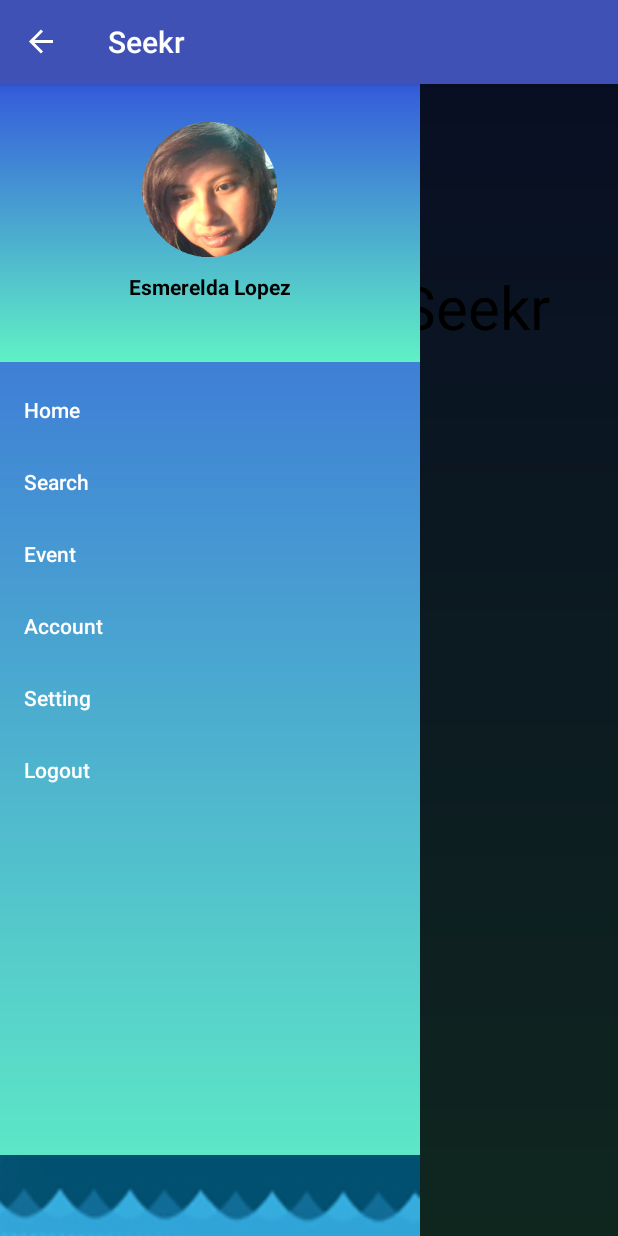
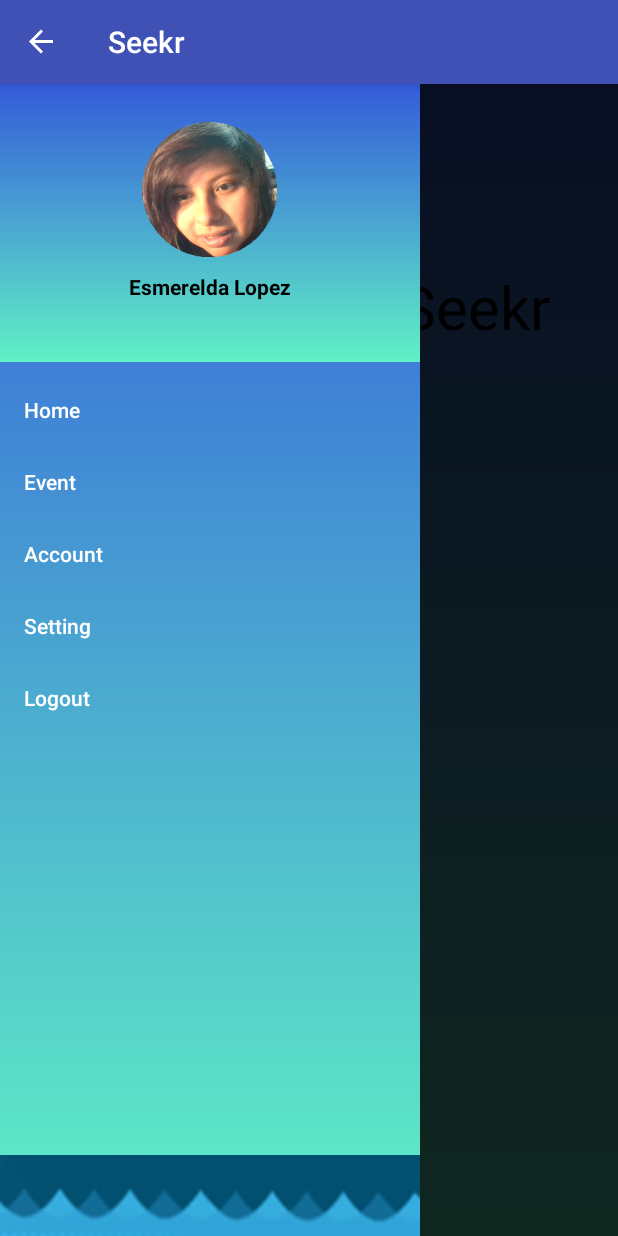
Before and after one commit to GodlyAzn/Seekr2, an Android app: the screen it shows after launch (MainActivity), with the side drawer open, on a phone screen of 412 x 824 dp. Run offline under Robolectric (Android 15) with nearby library versions, the phone set to English and light mode, and no system bars.

Commit message:
Search
Search tab was removed from the app. Although the code does still exit. Might bring back or change.

```diff
--- a/app/src/main/java/com/example/seekr/Search.java
+++ b/app/src/main/java/com/example/seekr/Search.java
@@ -8,7 +8,7 @@ import android.view.LayoutInflater;
 import android.view.View;
 import android.view.ViewGroup;
 
-
+//maybe in use later
 /**
  * A simple {@link Fragment} subclass.
  * Activities that contain this fragment must implement the
--- a/app/src/main/java/com/example/seekr/Settings.java
+++ b/app/src/main/java/com/example/seekr/Settings.java
@@ -7,7 +7,6 @@ import android.support.v4.app.Fragment;
 import android.view.LayoutInflater;
 import android.view.View;
 import android.view.ViewGroup;
-
 
 /**
  * A simple {@link Fragment} subclass.
--- a/app/src/main/res/menu/drawermenu.xml
+++ b/app/src/main/res/menu/drawermenu.xml
@@ -1,7 +1,8 @@
 <?xml version="1.0" encoding="utf-8"?>
 <menu xmlns:android="http://schemas.android.com/apk/res/android">
     <item android:id="@+id/home" android:title="Home" />
-    <item android:id="@+id/search" android:title="Search" />
+    //search
+
     <item android:id="@+id/event" android:title="Event" />
     <item android:id="@+id/account" android:title="Account" />
     <item android:id="@+id/setting" android:title="Setting" />
```
Also changed, not shown: app/src/main/java/com/example/seekr/MainActivity.java (+4 -4 lines).
